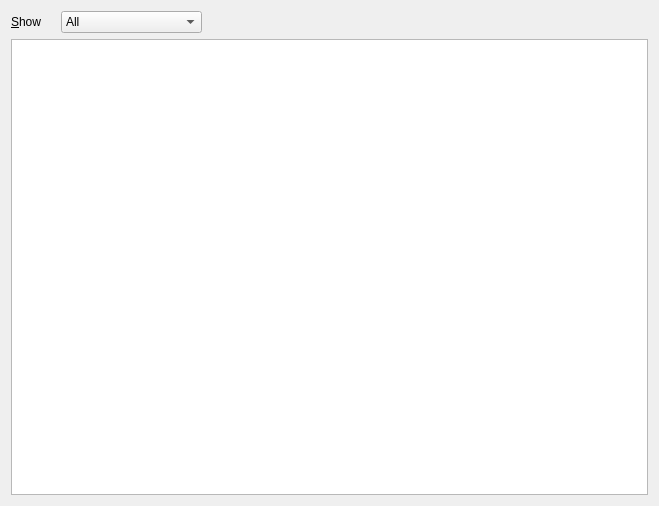
The window that src/gui/ErrorLog.ui (openscad/openscad) describes before a commit, drawn with Qt 5.
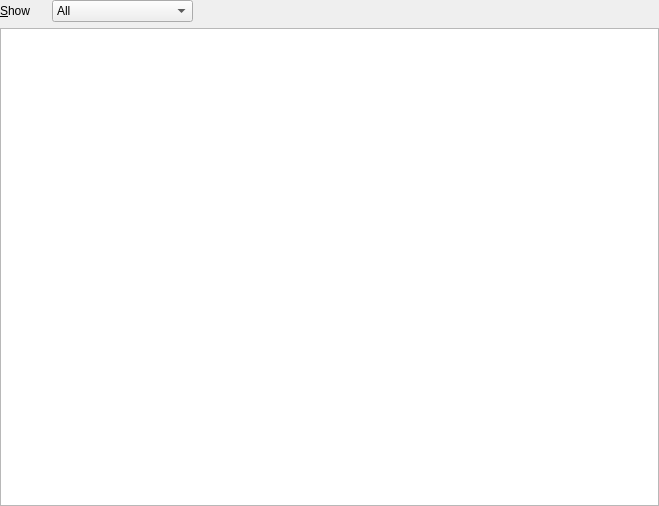
The same window after the commit.

Commit message: Tweak the layouts of the ColorList, ErrorLog, FontList, and Viewport Control panes.

```diff
--- a/src/gui/ErrorLog.ui
+++ b/src/gui/ErrorLog.ui
@@ -20,6 +20,18 @@
    <string>Error Log</string>
   </property>
   <layout class="QGridLayout" name="gridLayout">
+   <property name="leftMargin">
+    <number>0</number>
+   </property>
+   <property name="topMargin">
+    <number>0</number>
+   </property>
+   <property name="rightMargin">
+    <number>0</number>
+   </property>
+   <property name="bottomMargin">
+    <number>0</number>
+   </property>
    <item row="1" column="0" colspan="11">
     <widget class="QTableView" name="logTable">
      <property name="focusPolicy">
```
The commit also changes 4 other files.
